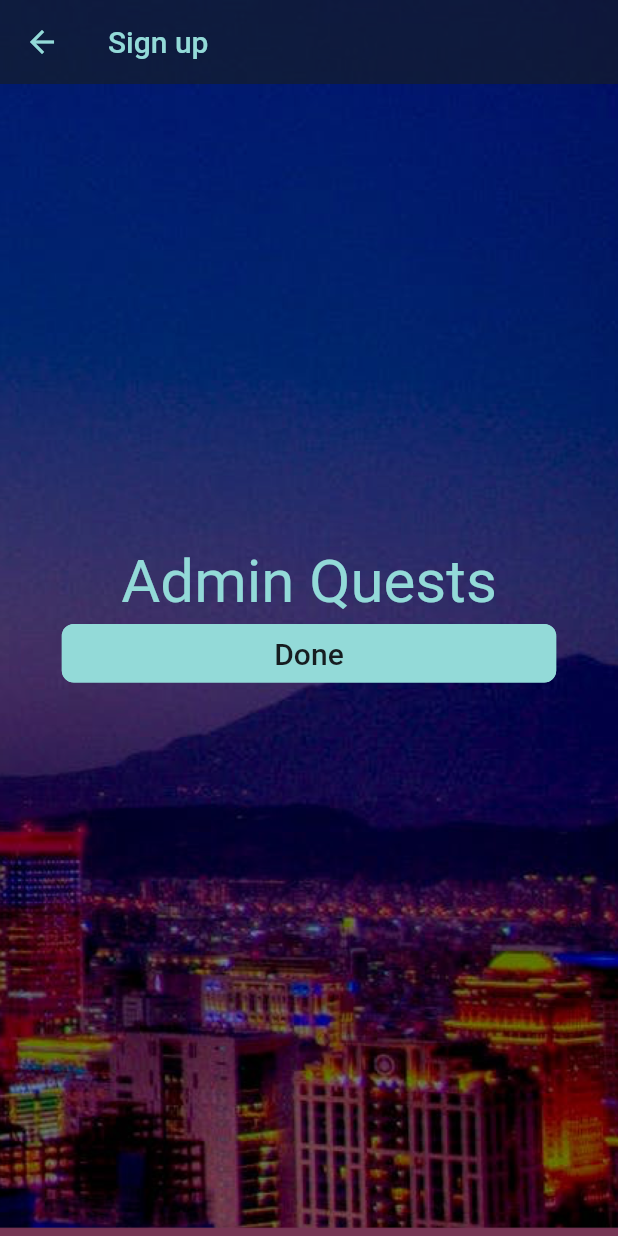
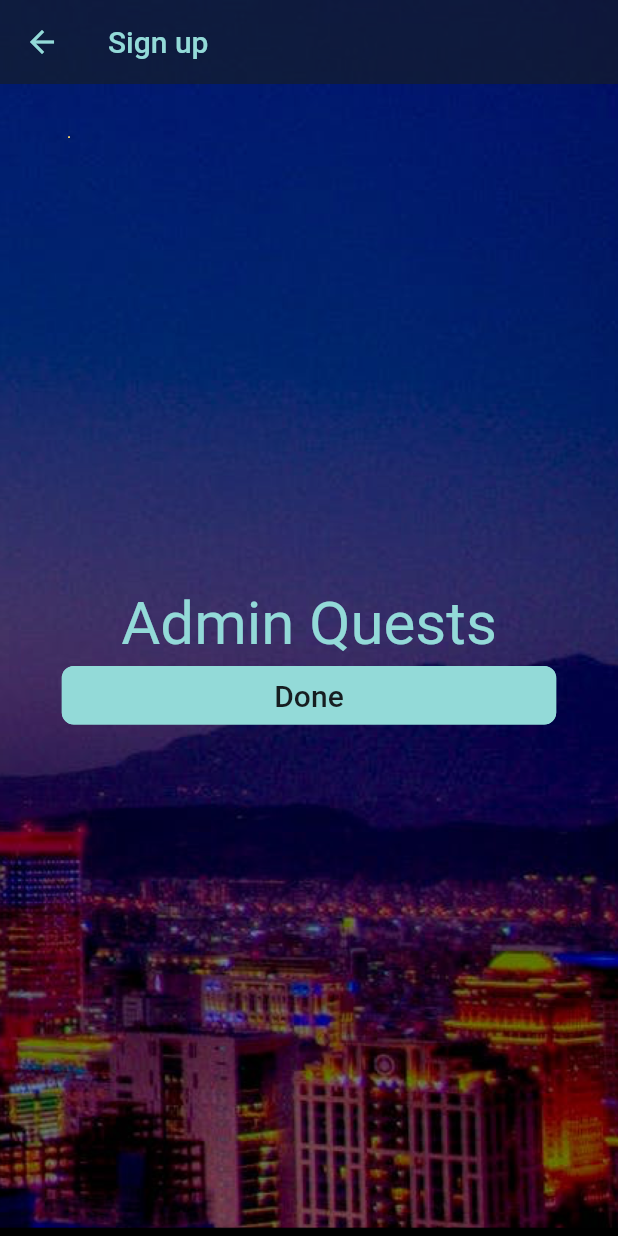
Before and after one commit to QuiverYang/BucketList, a Flutter app: the screen it shows after launch, after a tap on "Sign up", on a phone screen of 412 x 824 dp. Run offline on Flutter 3.47's test engine with Material 2 defaults, Android fonts, the phone set to English and light mode, and no system bars.

Commit message:
Edig - Change global app background

```diff
--- a/lib/screen/component/util_widget.dart
+++ b/lib/screen/component/util_widget.dart
@@ -8,8 +8,12 @@
 const Widget sizedBoxWidth8 = const SizedBox(width: 8);
 
 class DragoonAppBar extends AppBar {
-  DragoonAppBar({Key key, String title, Widget leadingWidget, Widget bottom,})
-      : super(
+  DragoonAppBar({
+    Key key,
+    String title,
+    Widget leadingWidget,
+    Widget bottom,
+  }) : super(
           key: key,
           iconTheme: IconThemeData(
             color: kThemeColor, //change your color here
@@ -23,6 +27,28 @@
           leading: leadingWidget,
           bottom: bottom,
           centerTitle: true,
+        );
+}
+
+class DragoonScaffold extends Scaffold {
+  DragoonScaffold({
+    Key key,
+    AppBar appBar,
+    Color backgroundColor = Colors.black,
+    Widget body,
+  }) : super(
+          key: key,
+          extendBodyBehindAppBar: true,
+          appBar: appBar,
+          backgroundColor: backgroundColor,
+          body: Stack(
+            children: [
+              DragoonAppBg(),
+              SafeArea(
+                child: body,
+              )
+            ],
+          ),
         );
 }
 
--- a/lib/screen/login_screen.dart
+++ b/lib/screen/login_screen.dart
@@ -1,3 +1,4 @@
+import 'package:bucketlist/screen/component/util_widget.dart';
 import 'package:bucketlist/utilities/constant.dart';
 import 'package:flutter/material.dart';
 import 'dart:math' as math;
@@ -16,16 +17,8 @@
   Widget build(BuildContext context) {
     double width = MediaQuery.of(context).size.width;
     double height = MediaQuery.of(context).size.height;
-    return Scaffold(
+    return DragoonScaffold(
       body: Container(
-        width: double.infinity,
-        decoration: BoxDecoration(
-          image: DecorationImage(
-            image: AssetImage("images/appBg@3x.png"),
-            fit: BoxFit.cover,
-          ),
-          color: Color.fromARGB(255, 117, 53, 83),
-        ),
         child: Padding(
           padding: EdgeInsets.symmetric(horizontal: width * 0.1),
           child: Column(
--- a/lib/screen/signup_screen.dart
+++ b/lib/screen/signup_screen.dart
@@ -1,9 +1,12 @@
 import 'package:bucketlist/utilities/constant.dart';
 import 'package:flutter/material.dart';
+
+import 'component/util_widget.dart';
 
 class SignUpScreen extends StatefulWidget {
   SignUpScreen({Key key, this.title}) : super(key: key);
   final String title;
+
   @override
   _SignUpScreenState createState() => _SignUpScreenState();
 }
@@ -13,8 +16,7 @@
   Widget build(BuildContext context) {
     double width = MediaQuery.of(context).size.width;
     double height = MediaQuery.of(context).size.height;
-    return Scaffold(
-        extendBodyBehindAppBar: true,
+    return DragoonScaffold(
       appBar: AppBar(
         iconTheme: IconThemeData(
           color: kThemeColor, //change your color here
@@ -26,16 +28,7 @@
         elevation: 0,
         backgroundColor: Color.fromARGB(160, 22, 29, 32),
       ),
-        body: Scaffold(
       body: Container(
-            width: double.infinity,
-            decoration: BoxDecoration(
-              image: DecorationImage(
-                image: AssetImage("images/appBg@3x.png"),
-                fit: BoxFit.cover,
-              ),
-              color: Color.fromARGB(255, 117, 53, 83),
-            ),
 //        constraints: BoxConstraints.expand(),
         child: Padding(
           padding: EdgeInsets.symmetric(horizontal: width * 0.1),
@@ -67,7 +60,7 @@
             ],
           ),
         ),
-          ), // This trailin,
-        ));
+      ),
+    );
   }
 }
```
Also changed, not shown: lib/screen/add_list_screen.dart (+2 -14 lines), lib/screen/bucket_list_screen.dart (+2 -11 lines), lib/screen/detail_screen.dart (+2 -9 lines). Lines whose indentation alone changed are shown as unchanged.
